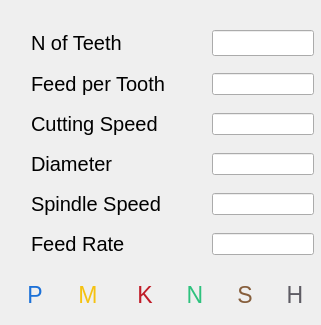
The window that mainframe.ui (CubeElement/cube-estilite) describes before a commit, drawn with Qt 5.
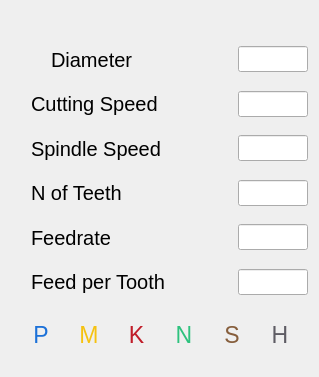
The same window after the commit. Icons and pictures are not drawn.

Commit message: Calculates cutting params, UI-Grid has been rebuilt

Diff of the .ui file:
```diff
--- a/mainframe.ui
+++ b/mainframe.ui
@@ -7,8 +7,8 @@
    <rect>
     <x>0</x>
     <y>0</y>
-    <width>321</width>
-    <height>325</height>
+    <width>319</width>
+    <height>377</height>
    </rect>
   </property>
   <property name="contextMenuPolicy">
@@ -24,27 +24,104 @@
    <property name="geometry">
     <rect>
      <x>20</x>
-     <y>20</y>
-     <width>294</width>
-     <height>248</height>
+     <y>40</y>
+     <width>288</width>
+     <height>261</height>
     </rect>
    </property>
-   <layout class="QGridLayout" name="Parameters" columnstretch="0,0,0" columnminimumwidth="0,180,0">
+   <layout class="QVBoxLayout" name="verticalLayout">
+    <item>
+     <layout class="QHBoxLayout" name="horizontalLayout">
     <property name="sizeConstraint">
-     <enum>QLayout::SetMinimumSize</enum>
-    </property>
-    <property name="leftMargin">
-     <number>0</number>
-    </property>
-    <item row="0" column="0">
+       <enum>QLayout::SetDefaultConstraint</enum>
+      </property>
+      <item>
      <widget class="QLabel" name="pic_dia">
+        <property name="minimumSize">
+         <size>
+          <width>20</width>
+          <height>20</height>
+         </size>
+        </property>
+        <property name="maximumSize">
+         <size>
+          <width>20</width>
+          <height>20</height>
+         </size>
+        </property>
       <property name="text">
        <string>&lt;html&gt;&lt;head/&gt;&lt;body&gt;&lt;p&gt;&lt;img src=&quot;:/pictures/param_pic.png&quot;/&gt;&lt;/p&gt;&lt;/body&gt;&lt;/html&gt;</string>
       </property>
-     </widget>
-    </item>
-    <item row="0" column="2">
-     <widget class="QLineEdit" name="param_dia">
+        <property name="margin">
+         <number>1</number>
+        </property>
+       </widget>
+      </item>
+      <item>
+       <widget class="QLabel" name="label_dia">
+        <property name="sizePolicy">
+         <sizepolicy hsizetype="Expanding" vsizetype="Expanding">
+          <horstretch>0</horstretch>
+          <verstretch>0</verstretch>
+         </sizepolicy>
+        </property>
+        <property name="minimumSize">
+         <size>
+          <width>180</width>
+          <height>0</height>
+         </size>
+        </property>
+        <property name="font">
+         <font>
+          <pointsize>15</pointsize>
+         </font>
+        </property>
+        <property name="layoutDirection">
+         <enum>Qt::LeftToRight</enum>
+        </property>
+        <property name="frameShadow">
+         <enum>QFrame::Plain</enum>
+        </property>
+        <property name="lineWidth">
+         <number>5</number>
+        </property>
+        <property name="midLineWidth">
+         <number>0</number>
+        </property>
+        <property name="text">
+         <string>Diameter</string>
+        </property>
+        <property name="alignment">
+         <set>Qt::AlignLeading|Qt::AlignLeft|Qt::AlignVCenter</set>
+        </property>
+        <property name="margin">
+         <number>1</number>
+        </property>
+        <property name="indent">
+         <number>5</number>
+        </property>
+       </widget>
+      </item>
+      <item>
+       <widget class="QLineEdit" name="ui_dia">
+        <property name="sizePolicy">
+         <sizepolicy hsizetype="Fixed" vsizetype="Fixed">
+          <horstretch>0</horstretch>
+          <verstretch>0</verstretch>
+         </sizepolicy>
+        </property>
+        <property name="minimumSize">
+         <size>
+          <width>0</width>
+          <height>0</height>
+         </size>
+        </property>
+        <property name="maximumSize">
+         <size>
+          <width>70</width>
+          <height>16777215</height>
+         </size>
+        </property>
       <property name="font">
        <font>
         <pointsize>11</pointsize>
@@ -61,118 +138,34 @@
       </property>
      </widget>
     </item>
-    <item row="1" column="2">
-     <widget class="QLineEdit" name="param_feed">
-      <property name="maxLength">
-       <number>5</number>
-      </property>
-      <property name="cursorPosition">
-       <number>0</number>
-      </property>
-     </widget>
+     </layout>
     </item>
-    <item row="2" column="2">
-     <widget class="QLineEdit" name="param_feedz">
-      <property name="maxLength">
-       <number>5</number>
-      </property>
-      <property name="cursorPosition">
-       <number>0</number>
-      </property>
-     </widget>
-    </item>
-    <item row="3" column="2">
-     <widget class="QLineEdit" name="param_speed">
-      <property name="maxLength">
-       <number>5</number>
-      </property>
-      <property name="cursorPosition">
-       <number>0</number>
-      </property>
-     </widget>
-    </item>
-    <item row="4" column="2">
-     <widget class="QLineEdit" name="param_spindle">
-      <property name="maxLength">
-       <number>5</number>
-      </property>
-      <property name="cursorPosition">
-       <number>0</number>
-      </property>
-     </widget>
-    </item>
-    <item row="5" column="2">
-     <widget class="QLineEdit" name="param_z">
-      <property name="maxLength">
-       <number>5</number>
-      </property>
-      <property name="cursorPosition">
-       <number>0</number>
-      </property>
-     </widget>
-    </item>
-    <item row="0" column="1">
-     <widget class="QLabel" name="label_feed">
-      <property name="sizePolicy">
-       <sizepolicy hsizetype="Fixed" vsizetype="Fixed">
-        <horstretch>0</horstretch>
-        <verstretch>0</verstretch>
-       </sizepolicy>
-      </property>
-      <property name="font">
-       <font>
-        <pointsize>15</pointsize>
-       </font>
-      </property>
-      <property name="frameShadow">
-       <enum>QFrame::Plain</enum>
-      </property>
+    <item>
+     <layout class="QHBoxLayout" name="horizontalLayout_2">
+      <item>
+       <widget class="QLabel" name="pic_speed">
       <property name="text">
-       <string>N of Teeth</string>
-      </property>
-      <property name="alignment">
-       <set>Qt::AlignLeading|Qt::AlignLeft|Qt::AlignVCenter</set>
-      </property>
-      <property name="indent">
-       <number>5</number>
-      </property>
-     </widget>
-    </item>
-    <item row="1" column="1">
-     <widget class="QLabel" name="label_feedz">
-      <property name="sizePolicy">
-       <sizepolicy hsizetype="Fixed" vsizetype="Fixed">
-        <horstretch>0</horstretch>
-        <verstretch>0</verstretch>
-       </sizepolicy>
-      </property>
-      <property name="font">
-       <font>
-        <pointsize>15</pointsize>
-       </font>
-      </property>
-      <property name="frameShadow">
-       <enum>QFrame::Plain</enum>
-      </property>
-      <property name="text">
-       <string>Feed per Tooth</string>
-      </property>
-      <property name="alignment">
-       <set>Qt::AlignLeading|Qt::AlignLeft|Qt::AlignVCenter</set>
-      </property>
-      <property name="indent">
-       <number>5</number>
-      </property>
-     </widget>
-    </item>
-    <item row="2" column="1">
+         <string>&lt;html&gt;&lt;head/&gt;&lt;body&gt;&lt;p&gt;&lt;img src=&quot;:/pictures/param_pic.png&quot;/&gt;&lt;/p&gt;&lt;/body&gt;&lt;/html&gt;</string>
+        </property>
+        <property name="margin">
+         <number>1</number>
+        </property>
+       </widget>
+      </item>
+      <item>
      <widget class="QLabel" name="label_speed">
       <property name="sizePolicy">
-       <sizepolicy hsizetype="Fixed" vsizetype="Fixed">
+         <sizepolicy hsizetype="Expanding" vsizetype="Expanding">
         <horstretch>0</horstretch>
         <verstretch>0</verstretch>
        </sizepolicy>
       </property>
+        <property name="minimumSize">
+         <size>
+          <width>180</width>
+          <height>0</height>
+         </size>
+        </property>
       <property name="font">
        <font>
         <pointsize>15</pointsize>
@@ -192,41 +185,73 @@
       </property>
      </widget>
     </item>
-    <item row="3" column="1">
-     <widget class="QLabel" name="label_speed_2">
+      <item>
+       <widget class="QLineEdit" name="ui_speed">
       <property name="sizePolicy">
        <sizepolicy hsizetype="Fixed" vsizetype="Fixed">
         <horstretch>0</horstretch>
         <verstretch>0</verstretch>
        </sizepolicy>
       </property>
+        <property name="minimumSize">
+         <size>
+          <width>0</width>
+          <height>0</height>
+         </size>
+        </property>
+        <property name="maximumSize">
+         <size>
+          <width>70</width>
+          <height>16777215</height>
+         </size>
+        </property>
       <property name="font">
        <font>
-        <pointsize>15</pointsize>
-       </font>
-      </property>
-      <property name="frameShadow">
-       <enum>QFrame::Plain</enum>
-      </property>
-      <property name="text">
-       <string>Diameter</string>
-      </property>
-      <property name="alignment">
-       <set>Qt::AlignLeading|Qt::AlignLeft|Qt::AlignVCenter</set>
-      </property>
-      <property name="indent">
+          <pointsize>11</pointsize>
+         </font>
+        </property>
+        <property name="mouseTracking">
+         <bool>true</bool>
+        </property>
+        <property name="maxLength">
        <number>5</number>
       </property>
-     </widget>
-    </item>
-    <item row="4" column="1">
-     <widget class="QLabel" name="label_spindle">
+        <property name="frame">
+         <bool>true</bool>
+        </property>
+        <property name="clearButtonEnabled">
+         <bool>false</bool>
+        </property>
+       </widget>
+      </item>
+     </layout>
+    </item>
+    <item>
+     <layout class="QHBoxLayout" name="horizontalLayout_3">
+      <item>
+       <widget class="QLabel" name="pic_rev">
+        <property name="text">
+         <string>&lt;html&gt;&lt;head/&gt;&lt;body&gt;&lt;p&gt;&lt;img src=&quot;:/pictures/param_pic.png&quot;/&gt;&lt;/p&gt;&lt;/body&gt;&lt;/html&gt;</string>
+        </property>
+        <property name="margin">
+         <number>1</number>
+        </property>
+       </widget>
+      </item>
+      <item>
+       <widget class="QLabel" name="label_rev">
       <property name="sizePolicy">
-       <sizepolicy hsizetype="Fixed" vsizetype="Fixed">
+         <sizepolicy hsizetype="Expanding" vsizetype="Expanding">
         <horstretch>0</horstretch>
         <verstretch>0</verstretch>
        </sizepolicy>
       </property>
+        <property name="minimumSize">
+         <size>
+          <width>180</width>
+          <height>0</height>
+         </size>
+        </property>
       <property name="font">
        <font>
         <pointsize>15</pointsize>
@@ -246,13 +271,244 @@
       </property>
      </widget>
     </item>
-    <item row="5" column="1">
+      <item>
+       <widget class="QLineEdit" name="ui_rev">
+        <property name="sizePolicy">
+         <sizepolicy hsizetype="Fixed" vsizetype="Fixed">
+          <horstretch>0</horstretch>
+          <verstretch>0</verstretch>
+         </sizepolicy>
+        </property>
+        <property name="minimumSize">
+         <size>
+          <width>0</width>
+          <height>0</height>
+         </size>
+        </property>
+        <property name="maximumSize">
+         <size>
+          <width>70</width>
+          <height>16777215</height>
+         </size>
+        </property>
+        <property name="font">
+         <font>
+          <pointsize>11</pointsize>
+         </font>
+        </property>
+        <property name="mouseTracking">
+         <bool>true</bool>
+        </property>
+        <property name="maxLength">
+         <number>5</number>
+        </property>
+        <property name="frame">
+         <bool>true</bool>
+        </property>
+        <property name="clearButtonEnabled">
+         <bool>false</bool>
+        </property>
+       </widget>
+      </item>
+     </layout>
+    </item>
+    <item>
+     <layout class="QHBoxLayout" name="horizontalLayout_4">
+      <item>
+       <widget class="QLabel" name="pic_z">
+        <property name="text">
+         <string>&lt;html&gt;&lt;head/&gt;&lt;body&gt;&lt;p&gt;&lt;img src=&quot;:/pictures/param_pic.png&quot;/&gt;&lt;/p&gt;&lt;/body&gt;&lt;/html&gt;</string>
+        </property>
+        <property name="margin">
+         <number>1</number>
+        </property>
+       </widget>
+      </item>
+      <item>
      <widget class="QLabel" name="label_z">
       <property name="sizePolicy">
+         <sizepolicy hsizetype="Expanding" vsizetype="Expanding">
+          <horstretch>0</horstretch>
+          <verstretch>0</verstretch>
+         </sizepolicy>
+        </property>
+        <property name="minimumSize">
+         <size>
+          <width>180</width>
+          <height>0</height>
+         </size>
+        </property>
+        <property name="font">
+         <font>
+          <pointsize>15</pointsize>
+         </font>
+        </property>
+        <property name="frameShadow">
+         <enum>QFrame::Plain</enum>
+        </property>
+        <property name="text">
+         <string>N of Teeth</string>
+        </property>
+        <property name="alignment">
+         <set>Qt::AlignLeading|Qt::AlignLeft|Qt::AlignVCenter</set>
+        </property>
+        <property name="indent">
+         <number>5</number>
+        </property>
+       </widget>
+      </item>
+      <item>
+       <widget class="QLineEdit" name="ui_z">
+        <property name="sizePolicy">
        <sizepolicy hsizetype="Fixed" vsizetype="Fixed">
         <horstretch>0</horstretch>
         <verstretch>0</verstretch>
        </sizepolicy>
+        </property>
+        <property name="minimumSize">
+         <size>
+          <width>0</width>
+          <height>0</height>
+         </size>
+        </property>
+        <property name="maximumSize">
+         <size>
+          <width>70</width>
+          <height>16777215</height>
+         </size>
+        </property>
+        <property name="font">
+         <font>
+          <pointsize>11</pointsize>
+         </font>
+        </property>
+        <property name="mouseTracking">
+         <bool>true</bool>
+        </property>
+        <property name="maxLength">
+         <number>5</number>
+        </property>
+        <property name="frame">
+         <bool>true</bool>
+        </property>
+        <property name="clearButtonEnabled">
+         <bool>false</bool>
+        </property>
+       </widget>
+      </item>
+     </layout>
+    </item>
+    <item>
+     <layout class="QHBoxLayout" name="horizontalLayout_5">
+      <item>
+       <widget class="QLabel" name="pic_feedrate">
+        <property name="text">
+         <string>&lt;html&gt;&lt;head/&gt;&lt;body&gt;&lt;p&gt;&lt;img src=&quot;:/pictures/param_pic.png&quot;/&gt;&lt;/p&gt;&lt;/body&gt;&lt;/html&gt;</string>
+        </property>
+        <property name="margin">
+         <number>1</number>
+        </property>
+       </widget>
+      </item>
+      <item>
+       <widget class="QLabel" name="label_feedrate">
+        <property name="sizePolicy">
+         <sizepolicy hsizetype="Expanding" vsizetype="Expanding">
+          <horstretch>0</horstretch>
+          <verstretch>0</verstretch>
+         </sizepolicy>
+        </property>
+        <property name="minimumSize">
+         <size>
+          <width>180</width>
+          <height>0</height>
+         </size>
+        </property>
+        <property name="font">
+         <font>
+          <pointsize>15</pointsize>
+         </font>
+        </property>
+        <property name="frameShadow">
+         <enum>QFrame::Plain</enum>
+        </property>
+        <property name="text">
+         <string>Feedrate</string>
+        </property>
+        <property name="alignment">
+         <set>Qt::AlignLeading|Qt::AlignLeft|Qt::AlignVCenter</set>
+        </property>
+        <property name="indent">
+         <number>5</number>
+        </property>
+       </widget>
+      </item>
+      <item>
+       <widget class="QLineEdit" name="ui_feedrate">
+        <property name="sizePolicy">
+         <sizepolicy hsizetype="Fixed" vsizetype="Fixed">
+          <horstretch>0</horstretch>
+          <verstretch>0</verstretch>
+         </sizepolicy>
+        </property>
+        <property name="minimumSize">
+         <size>
+          <width>0</width>
+          <height>0</height>
+         </size>
+        </property>
+        <property name="maximumSize">
+         <size>
+          <width>70</width>
+          <height>16777215</height>
+         </size>
+        </property>
+        <property name="font">
+         <font>
+          <pointsize>11</pointsize>
+         </font>
+        </property>
+        <property name="mouseTracking">
+         <bool>true</bool>
+        </property>
+        <property name="maxLength">
+         <number>5</number>
+        </property>
+        <property name="frame">
+         <bool>true</bool>
+        </property>
+        <property name="clearButtonEnabled">
+         <bool>false</bool>
+        </property>
+       </widget>
+      </item>
+     </layout>
+    </item>
+    <item>
+     <layout class="QHBoxLayout" name="horizontalLayout_6">
+      <item>
+       <widget class="QLabel" name="pic_feedpertooth">
+        <property name="text">
+         <string>&lt;html&gt;&lt;head/&gt;&lt;body&gt;&lt;p&gt;&lt;img src=&quot;:/pictures/param_pic.png&quot;/&gt;&lt;/p&gt;&lt;/body&gt;&lt;/html&gt;</string>
+        </property>
+        <property name="margin">
+         <number>1</number>
+        </property>
+       </widget>
+      </item>
+      <item>
+       <widget class="QLabel" name="label_feedpertooth">
+        <property name="sizePolicy">
+         <sizepolicy hsizetype="Expanding" vsizetype="Expanding">
+          <horstretch>0</horstretch>
+          <verstretch>0</verstretch>
+         </sizepolicy>
+        </property>
+        <property name="minimumSize">
+         <size>
+          <width>180</width>
+          <height>0</height>
+         </size>
       </property>
       <property name="font">
        <font>
@@ -266,7 +522,7 @@
        <enum>QFrame::Plain</enum>
       </property>
       <property name="text">
-       <string>Feed Rate</string>
+         <string>Feed per Tooth</string>
       </property>
       <property name="alignment">
        <set>Qt::AlignLeading|Qt::AlignLeft|Qt::AlignVCenter</set>
@@ -276,52 +532,61 @@
       </property>
      </widget>
     </item>
-    <item row="1" column="0">
-     <widget class="QLabel" name="pic_feed">
-      <property name="text">
-       <string>&lt;html&gt;&lt;head/&gt;&lt;body&gt;&lt;p&gt;&lt;img src=&quot;:/pictures/param_pic.png&quot;/&gt;&lt;/p&gt;&lt;/body&gt;&lt;/html&gt;</string>
-      </property>
-     </widget>
-    </item>
-    <item row="2" column="0">
-     <widget class="QLabel" name="pic_feedz">
-      <property name="text">
-       <string>&lt;html&gt;&lt;head/&gt;&lt;body&gt;&lt;p&gt;&lt;img src=&quot;:/pictures/param_pic.png&quot;/&gt;&lt;/p&gt;&lt;/body&gt;&lt;/html&gt;</string>
-      </property>
-     </widget>
-    </item>
-    <item row="3" column="0">
-     <widget class="QLabel" name="pic_speed">
-      <property name="text">
-       <string>&lt;html&gt;&lt;head/&gt;&lt;body&gt;&lt;p&gt;&lt;img src=&quot;:/pictures/param_pic.png&quot;/&gt;&lt;/p&gt;&lt;/body&gt;&lt;/html&gt;</string>
-      </property>
-     </widget>
-    </item>
-    <item row="4" column="0">
-     <widget class="QLabel" name="pic_spindle">
-      <property name="text">
-       <string>&lt;html&gt;&lt;head/&gt;&lt;body&gt;&lt;p&gt;&lt;img src=&quot;:/pictures/param_pic.png&quot;/&gt;&lt;/p&gt;&lt;/body&gt;&lt;/html&gt;</string>
-      </property>
-     </widget>
-    </item>
-    <item row="5" column="0">
-     <widget class="QLabel" name="pic_z">
-      <property name="text">
-       <string>&lt;html&gt;&lt;head/&gt;&lt;body&gt;&lt;p&gt;&lt;img src=&quot;:/pictures/param_pic.png&quot;/&gt;&lt;/p&gt;&lt;/body&gt;&lt;/html&gt;</string>
-      </property>
+      <item>
+       <widget class="QLineEdit" name="ui_feedpertooth">
+        <property name="sizePolicy">
+         <sizepolicy hsizetype="Fixed" vsizetype="Fixed">
+          <horstretch>0</horstretch>
+          <verstretch>0</verstretch>
+         </sizepolicy>
+        </property>
+        <property name="minimumSize">
+         <size>
+          <width>0</width>
+          <height>0</height>
+         </size>
+        </property>
+        <property name="maximumSize">
+         <size>
+          <width>70</width>
+          <height>16777215</height>
+         </size>
+        </property>
+        <property name="font">
+         <font>
+          <pointsize>11</pointsize>
+         </font>
+        </property>
+        <property name="mouseTracking">
+         <bool>true</bool>
+        </property>
+        <property name="maxLength">
+         <number>5</number>
+        </property>
+        <property name="frame">
+         <bool>true</bool>
+        </property>
+        <property name="clearButtonEnabled">
+         <bool>false</bool>
+        </property>
      </widget>
     </item>
    </layout>
+    </item>
+   </layout>
   </widget>
+  <widget class="QWidget" name="layoutWidget">
+   <property name="geometry">
+    <rect>
+     <x>20</x>
+     <y>320</y>
+     <width>281</width>
+     <height>30</height>
+    </rect>
+   </property>
+   <layout class="QHBoxLayout" name="horizontalLayout_7">
+    <item>
   <widget class="QLabel" name="material_p">
-   <property name="geometry">
-    <rect>
-     <x>20</x>
-     <y>280</y>
-     <width>30</width>
-     <height>30</height>
-    </rect>
-   </property>
    <property name="font">
     <font>
      <pointsize>17</pointsize>
@@ -349,15 +614,9 @@
     <set>Qt::AlignCenter</set>
    </property>
   </widget>
+    </item>
+    <item>
   <widget class="QLabel" name="material_m">
-   <property name="geometry">
-    <rect>
-     <x>73</x>
-     <y>280</y>
-     <width>30</width>
-     <height>30</height>
-    </rect>
-   </property>
    <property name="font">
     <font>
      <pointsize>17</pointsize>
@@ -382,15 +641,9 @@
     <set>Qt::AlignCenter</set>
    </property>
   </widget>
+    </item>
+    <item>
   <widget class="QLabel" name="material_k">
-   <property name="geometry">
-    <rect>
-     <x>130</x>
-     <y>280</y>
-     <width>30</width>
-     <height>30</height>
-    </rect>
-   </property>
    <property name="font">
     <font>
      <pointsize>17</pointsize>
@@ -415,15 +668,9 @@
     <set>Qt::AlignCenter</set>
    </property>
   </widget>
+    </item>
+    <item>
   <widget class="QLabel" name="material_n">
-   <property name="geometry">
-    <rect>
-     <x>180</x>
-     <y>280</y>
-     <width>30</width>
-     <height>30</height>
-    </rect>
-   </property>
    <property name="font">
     <font>
      <pointsize>17</pointsize>
@@ -448,15 +695,9 @@
     <set>Qt::AlignCenter</set>
    </property>
   </widget>
+    </item>
+    <item>
   <widget class="QLabel" name="material_s">
-   <property name="geometry">
-    <rect>
-     <x>230</x>
-     <y>280</y>
-     <width>30</width>
-     <height>30</height>
-    </rect>
-   </property>
    <property name="font">
     <font>
      <pointsize>17</pointsize>
@@ -481,15 +722,9 @@
     <set>Qt::AlignCenter</set>
    </property>
   </widget>
+    </item>
+    <item>
   <widget class="QLabel" name="material_h">
-   <property name="geometry">
-    <rect>
-     <x>280</x>
-     <y>280</y>
-     <width>30</width>
-     <height>30</height>
-    </rect>
-   </property>
    <property name="font">
     <font>
      <pointsize>17</pointsize>
@@ -514,10 +749,10 @@
     <set>Qt::AlignCenter</set>
    </property>
   </widget>
- </widget>
- <tabstops>
-  <tabstop>param_dia</tabstop>
- </tabstops>
+    </item>
+   </layout>
+  </widget>
+ </widget>
  <resources>
   <include location="resources/resources.qrc"/>
  </resources>
```
Left out of the diff: 5 changed lines with no effect on the pictures. Lines whose indentation alone changed are shown as unchanged. The commit also changes 3 other files.
